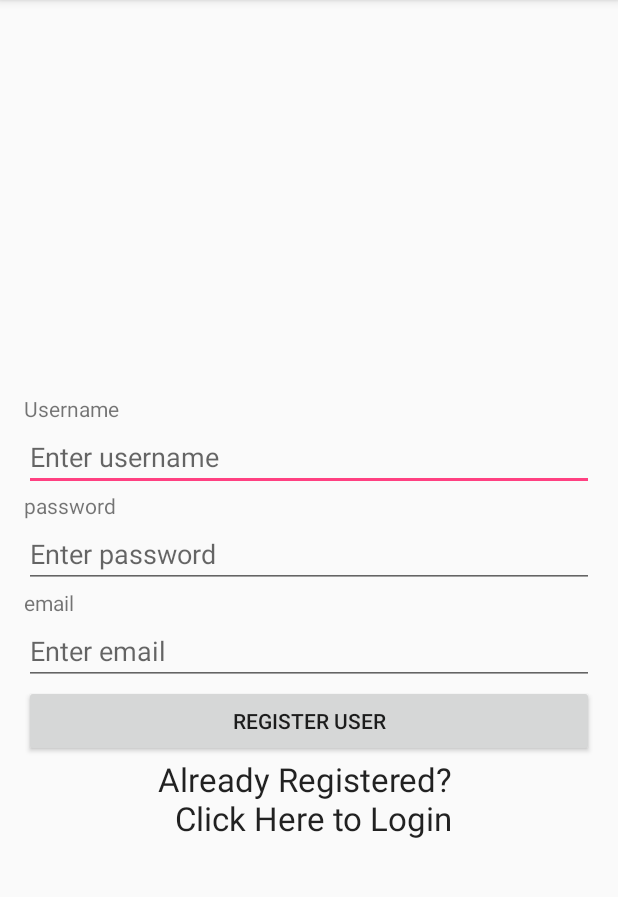
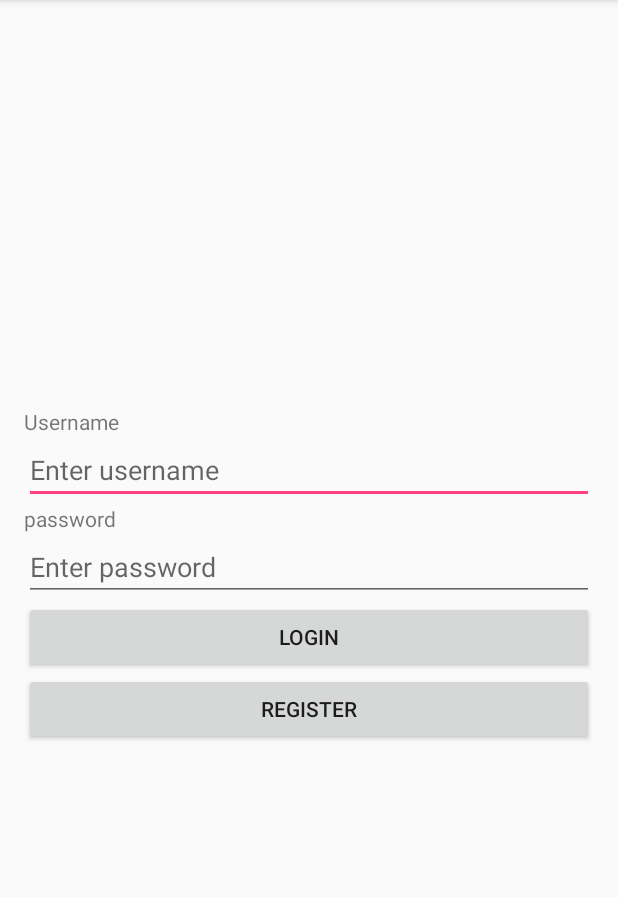
Before and after one commit to sannibh1/SmartSociety, an Android app: the screen it shows after launch (MainActivity before the commit, LoginActivity after it), on a phone screen of 412 x 824 dp, the part 84-981 px from its top. Run offline under Robolectric (Android 15) with nearby library versions, the phone set to English and light mode, and no system bars; our stand-ins replace Volley.

Commit message:
new login and signup.

```diff
--- a/app/src/main/AndroidManifest.xml
+++ b/app/src/main/AndroidManifest.xml
@@ -15,14 +15,14 @@
         android:roundIcon="@mipmap/ic_launcher_round"
         android:supportsRtl="true"
         android:theme="@style/AppTheme">
-        <activity android:name=".MainActivity">
+        <activity android:name=".MainActivity"/>
+        <activity android:name=".LoginActivity">
             <intent-filter>
                 <action android:name="android.intent.action.MAIN" />
 
                 <category android:name="android.intent.category.LAUNCHER" />
             </intent-filter>
-        </activity>
-        <activity android:name=".LoginActivity" />
+        </activity>>
         <activity android:name=".ProfileActivity"></activity>
     </application>
 
--- a/app/src/main/java/com/example/pranav/smartsociety/LoginActivity.java
+++ b/app/src/main/java/com/example/pranav/smartsociety/LoginActivity.java
@@ -25,7 +25,7 @@ import java.util.Map;
 public class LoginActivity extends AppCompatActivity implements View.OnClickListener {
 
     private EditText editTextUsername, editTextPassword;
-    private Button buttonLogin;
+    private Button buttonLogin,buttonRegister;
     private ProgressDialog progressDialog;
 
     @Override
@@ -42,11 +42,13 @@ public class LoginActivity extends AppCompatActivity implements View.OnClickList
         editTextUsername = (EditText) findViewById(R.id.editTextUsername);
         editTextPassword = (EditText) findViewById(R.id.editTextPassword);
         buttonLogin = (Button) findViewById(R.id.buttonLogin);
+        buttonRegister=(Button) findViewById(R.id.buttonRegister);
 
         progressDialog = new ProgressDialog(this);
         progressDialog.setMessage("Please wait...");
 
         buttonLogin.setOnClickListener(this);
+        buttonRegister.setOnClickListener(this);
 
     }
 
@@ -118,5 +120,8 @@ public class LoginActivity extends AppCompatActivity implements View.OnClickList
         if(view == buttonLogin){
             userLogin();
         }
+        if(view == buttonRegister){
+            startActivity(new Intent(getApplicationContext(), MainActivity.class));
+        }
     }
 }
--- a/app/src/main/java/com/example/pranav/smartsociety/MainActivity.java
+++ b/app/src/main/java/com/example/pranav/smartsociety/MainActivity.java
@@ -31,7 +31,7 @@ public class MainActivity extends AppCompatActivity implements View.OnClickListe
     private Button buttonRegister;
     private ProgressDialog progressDialog;
 
-    private TextView textViewLogin;
+   // private TextView textViewLogin;
 
     @Override
     protected void onCreate(Bundle savedInstanceState) {
@@ -48,14 +48,14 @@ public class MainActivity extends AppCompatActivity implements View.OnClickListe
         editTextUsername = (EditText) findViewById(R.id.editTextUsername);
         editTextPassword = (EditText) findViewById(R.id.editTextPassword);
 
-        textViewLogin = (TextView) findViewById(R.id.textViewLogin);
+     //   textViewLogin = (TextView) findViewById(R.id.textViewLogin);
 
         buttonRegister = (Button) findViewById(R.id.buttonRegister);
 
         progressDialog = new ProgressDialog(this);
 
         buttonRegister.setOnClickListener(this);
-        textViewLogin.setOnClickListener(this);
+       // textViewLogin.setOnClickListener(this);
     }
 
     private void registerUser() {
@@ -77,6 +77,8 @@ public class MainActivity extends AppCompatActivity implements View.OnClickListe
                             JSONObject jsonObject = new JSONObject(response);
 
                             Toast.makeText(getApplicationContext(), jsonObject.getString("message"), Toast.LENGTH_LONG).show();
+
+                            startActivity(new Intent(getApplicationContext(), LoginActivity.class));
 
                         } catch (JSONException e) {
                             e.printStackTrace();
@@ -110,7 +112,5 @@ public class MainActivity extends AppCompatActivity implements View.OnClickListe
     public void onClick(View view) {
         if (view == buttonRegister)
             registerUser();
-        if(view == textViewLogin)
-            startActivity(new Intent(this, LoginActivity.class));
     }
 }
--- a/app/src/main/res/layout/activity_login.xml
+++ b/app/src/main/res/layout/activity_login.xml
@@ -49,6 +49,12 @@
             android:layout_height="wrap_content"
             android:text="Login" />
 
+        <Button
+            android:id="@+id/buttonRegister"
+            android:layout_width="match_parent"
+            android:layout_height="wrap_content"
+            android:text="Register" />
+
     </LinearLayout>
 
 </RelativeLayout>
--- a/app/src/main/res/layout/activity_main.xml
+++ b/app/src/main/res/layout/activity_main.xml
@@ -61,7 +61,7 @@
             android:text="Register User" />
     </LinearLayout>
 
-    <TextView
+    <!--<TextView
         android:id="@+id/textViewLogin"
         android:layout_width="match_parent"
         android:layout_height="match_parent"
@@ -69,5 +69,5 @@
         android:text="Already Registered? \n Click Here to Login"
         android:textAlignment="center"
         android:textAppearance="@style/Base.TextAppearance.AppCompat.Large" />
-
+-->
 </RelativeLayout>
```
